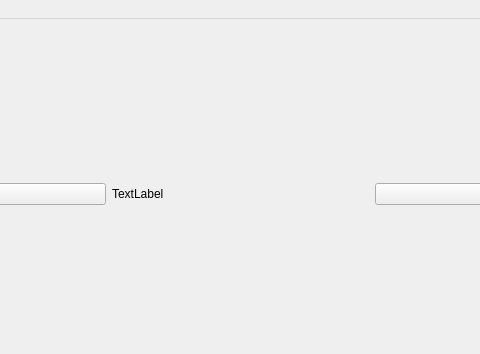
Old version of the form labeller.ui in the repository Hypochondriac-Hippos/plate-labeller; both pictures show x 159 to 639 and y 0 to 354 of the 800 by 600 pixel window.
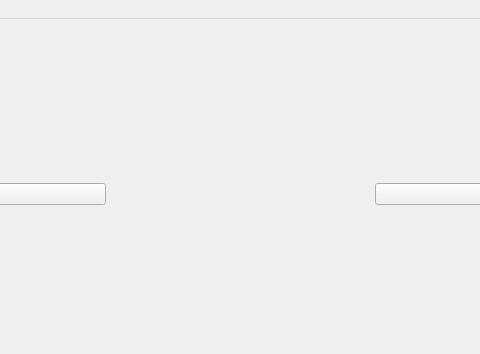
New version of the form.

Commit message: Show frame of video when opening file

Diff of the .ui file:
```diff
--- a/labeller.ui
+++ b/labeller.ui
@@ -36,7 +36,7 @@
        <item>
         <widget class="QLabel" name="frame">
          <property name="text">
-          <string>TextLabel</string>
+          <string/>
          </property>
         </widget>
        </item>
```
The commit also changes 1 other file.
